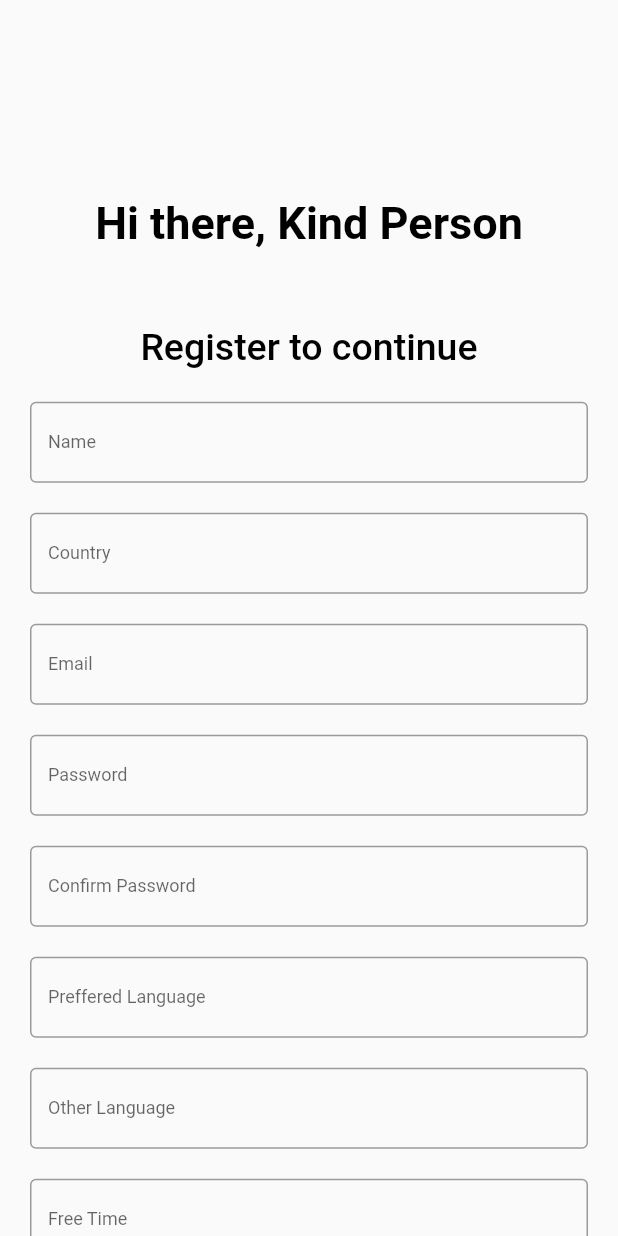
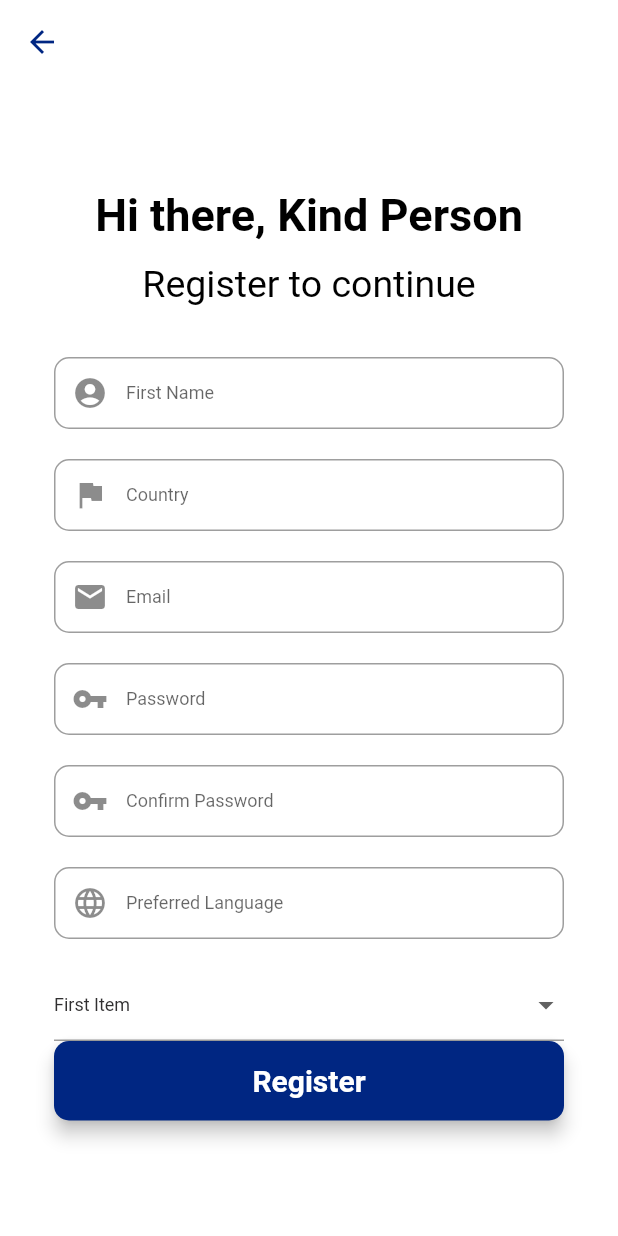
Before and after one commit to therajtiwari/BKind, a Flutter app: the Register screen opened directly, on a phone screen of 412 x 824 dp. Run offline on Flutter 3.47's test engine with Material 2 defaults, Android fonts, the phone set to English and light mode, and no system bars; missing offline and left inert: dart:html.

Commit message:
Register page

```diff
--- a/lib/screens/register.dart
+++ b/lib/screens/register.dart
@@ -1,167 +1,245 @@
+import 'dart:html';
+
 import 'package:flutter/material.dart';
 import '../utils/widget_functions.dart';
 import "../utils/constants.dart";
 
-class Register extends StatelessWidget {
-  const Register({Key? key}) : super(key: key);
+class Register extends StatefulWidget {
+  // const Register({Key? key}) : super(key: key);
 
+  // our form key
+  @override
+  _RegisterState createState() => _RegisterState();
+}
+
+class _RegisterState extends State<Register> {
+  final _formKey = GlobalKey<FormState>();
+
+  final firstNameEditingController = new TextEditingController();
+
+  final countryEditingController = new TextEditingController();
+
+  final emailEditingController = new TextEditingController();
+
+  final passwordEditingController = new TextEditingController();
+
+  final confirmPasswordEditingController = new TextEditingController();
+
+  final languageEditingController = new TextEditingController();
+
+  final timeEditingController = new TextEditingController();
+  dynamic _value = 1;
   @override
   Widget build(BuildContext context) {
     final Size size = MediaQuery.of(context).size;
     double width = MediaQuery.of(context).size.width;
     double height = MediaQuery.of(context).size.height;
+
+    //Name
+    final firstNameField = TextFormField(
+        autofocus: false,
+        controller: firstNameEditingController,
+        keyboardType: TextInputType.name,
+        onSaved: (value) {
+          firstNameEditingController.text = value!;
+        },
+        textInputAction: TextInputAction.next,
+        decoration: InputDecoration(
+          prefixIcon: Icon(Icons.account_circle),
+          contentPadding: EdgeInsets.fromLTRB(20, 15, 20, 15),
+          hintText: "First Name",
+          border: OutlineInputBorder(
+            borderRadius: BorderRadius.circular(10),
+          ),
+        ));
+
+    //country field
+    final countryField = TextFormField(
+        autofocus: false,
+        controller: countryEditingController,
+        keyboardType: TextInputType.name,
+        onSaved: (value) {
+          countryEditingController.text = value!;
+        },
+        textInputAction: TextInputAction.next,
+        decoration: InputDecoration(
+          prefixIcon: Icon(Icons.flag_sharp),
+          contentPadding: EdgeInsets.fromLTRB(20, 15, 20, 15),
+          hintText: "Country",
+          border: OutlineInputBorder(
+            borderRadius: BorderRadius.circular(10),
+          ),
+        ));
+
+    //email field
+    final emailField = TextFormField(
+        autofocus: false,
+        controller: emailEditingController,
+        keyboardType: TextInputType.emailAddress,
+        onSaved: (value) {
+          firstNameEditingController.text = value!;
+        },
+        textInputAction: TextInputAction.next,
+        decoration: InputDecoration(
+          prefixIcon: Icon(Icons.mail),
+          contentPadding: EdgeInsets.fromLTRB(20, 15, 20, 15),
+          hintText: "Email",
+          border: OutlineInputBorder(
+            borderRadius: BorderRadius.circular(10),
+          ),
+        ));
+
+    //password field
+    final passwordField = TextFormField(
+        autofocus: false,
+        controller: passwordEditingController,
+        obscureText: true,
+        onSaved: (value) {
+          firstNameEditingController.text = value!;
+        },
+        textInputAction: TextInputAction.next,
+        decoration: InputDecoration(
+          prefixIcon: Icon(Icons.vpn_key),
+          contentPadding: EdgeInsets.fromLTRB(20, 15, 20, 15),
+          hintText: "Password",
+          border: OutlineInputBorder(
+            borderRadius: BorderRadius.circular(10),
+          ),
+        ));
+
+    //confirm password field
+    final confirmPasswordField = TextFormField(
+        autofocus: false,
+        controller: confirmPasswordEditingController,
+        obscureText: true,
+        onSaved: (value) {
+          confirmPasswordEditingController.text = value!;
+        },
+        textInputAction: TextInputAction.next,
+        decoration: InputDecoration(
+          prefixIcon: Icon(Icons.vpn_key),
+          contentPadding: EdgeInsets.fromLTRB(20, 15, 20, 15),
+          hintText: "Confirm Password",
+          border: OutlineInputBorder(
+            borderRadius: BorderRadius.circular(10),
+          ),
+        ));
+
+    final languageField = TextFormField(
+        autofocus: false,
+        controller: languageEditingController,
+        keyboardType: TextInputType.name,
+        onSaved: (value) {
+          languageEditingController.text = value!;
+        },
+        textInputAction: TextInputAction.done,
+        decoration: InputDecoration(
+          prefixIcon: Icon(Icons.language),
+          contentPadding: EdgeInsets.fromLTRB(20, 15, 20, 15),
+          hintText: "Preferred Language",
+          border: OutlineInputBorder(
+            borderRadius: BorderRadius.circular(10),
+          ),
+        ));
+    final timeField = DropdownButtonFormField(
+      value: _value,
+      items: [
+        DropdownMenuItem(
+          child: Text("First Item"),
+          value: 1,
+        ),
+        DropdownMenuItem(
+          child: Text("Second Item"),
+          value: 2,
+        )
+      ],
+      onChanged: (value) {
+        setState(() {
+          _value = value;
+        });
+      },
+    );
+
+    //signup button
+    final signUpButton = Material(
+      elevation: 5,
+      borderRadius: BorderRadius.circular(10),
+      color: colorDarkBlue,
+      child: MaterialButton(
+          padding: EdgeInsets.fromLTRB(20, 15, 20, 15),
+          minWidth: MediaQuery.of(context).size.width,
+          onPressed: () {},
+          child: Text(
+            "Register",
+            textAlign: TextAlign.center,
+            style: TextStyle(
+                fontSize: 20, color: Colors.white, fontWeight: FontWeight.bold),
+          )),
+    );
+
     return Scaffold(
-      resizeToAvoidBottomInset: false,
-      body: SingleChildScrollView(
+      backgroundColor: Colors.white,
+      appBar: AppBar(
+        backgroundColor: Colors.transparent,
+        elevation: 0,
+        leading: IconButton(
+          icon: Icon(Icons.arrow_back, color: colorDarkBlue),
+          onPressed: () {
+            // passing this to our root
+            Navigator.of(context).pop();
+          },
+        ),
+      ),
+      body: Center(
+        child: SingleChildScrollView(
           child: Container(
-        margin: const EdgeInsets.only(left: 20.0, right: 20.0),
-        child: Center(
+            color: Colors.white,
+            child: Padding(
+              padding: const EdgeInsets.all(36.0),
+              child: Form(
+                key: _formKey,
                 child: Column(
-            mainAxisAlignment: MainAxisAlignment.start,
-            children: [
-              addVerticalSpace(height * 0.15),
-              const Text(
-                'Hi there, Kind Person',
+                  mainAxisAlignment: MainAxisAlignment.center,
+                  crossAxisAlignment: CrossAxisAlignment.center,
+                  children: <Widget>[
+                    SizedBox(
+                        height: 50,
+                        child: Text('Hi there, Kind Person',
                             style: TextStyle(
                                 fontSize: 30,
                                 fontWeight: FontWeight.bold,
-                    color: Colors.black),
-              ),
-              addVerticalSpace(height * 0.05),
-              const Text(
-                'Register to continue',
+                                color: Colors.black))),
+                    SizedBox(
+                        height: 50,
+                        child: Text('Register to continue',
                             style: TextStyle(
                               fontSize: 25,
+                              fontWeight: FontWeight.normal,
                               color: Colors.black,
-                ),
-              ),
-              Column(
-                children: [
-                  Container(
-                    margin: const EdgeInsets.only(top: 20),
-                    child: const TextField(
-                      decoration: InputDecoration(
-                        labelText: 'Name',
-                        border: OutlineInputBorder(),
-                      ),
-                    ),
-                  ),
-                  Container(
-                    margin: const EdgeInsets.only(top: 20),
-                    child: const TextField(
-                      decoration: InputDecoration(
-                        labelText: 'Country',
-                        border: OutlineInputBorder(),
-                      ),
-                    ),
-                  ),
-                  Container(
-                    margin: const EdgeInsets.only(top: 20),
-                    child: const TextField(
-                      decoration: InputDecoration(
-                        labelText: 'Email',
-                        border: OutlineInputBorder(),
-                      ),
-                    ),
-                  ),
-                  Container(
-                    margin: const EdgeInsets.only(top: 20),
-                    child: const TextField(
-                      decoration: InputDecoration(
-                        labelText: 'Password',
-                        border: OutlineInputBorder(),
-                      ),
-                    ),
-                  ),
-                  Container(
-                    margin: const EdgeInsets.only(top: 20),
-                    child: const TextField(
-                      decoration: InputDecoration(
-                        labelText: 'Confirm Password',
-                        border: OutlineInputBorder(),
-                      ),
-                    ),
-                  ),
-                  Container(
-                    margin: const EdgeInsets.only(top: 20),
-                    child: const TextField(
-                      decoration: InputDecoration(
-                        labelText: 'Preffered Language',
-                        border: OutlineInputBorder(),
-                      ),
-                    ),
-                  ),
-                  Container(
-                    margin: const EdgeInsets.only(top: 20),
-                    child: const TextField(
-                      decoration: InputDecoration(
-                        labelText: 'Other Language',
-                        border: OutlineInputBorder(),
-                      ),
-                    ),
-                  ),
-                  Container(
-                    // margin: const EdgeInsets.only(top: 20),
-                    margin: const EdgeInsets.only(top: 20),
-                    child: const TextField(
-                      decoration: InputDecoration(
-                        labelText: 'Free Time',
-                        border: OutlineInputBorder(),
-                      ),
-                    ),
-                  ),
-                  addVerticalSpace(30),
-                  SizedBox(
-                    child: ElevatedButton(
-                      style: ElevatedButton.styleFrom(
-                        primary: colorDarkBlue,
-                        onPrimary: Colors.white,
-                        // minimumSize: const Size(350, 50),
-                        minimumSize: const Size.fromHeight(60),
-                        shape: RoundedRectangleBorder(
-                          borderRadius: BorderRadius.circular(5),
-                        ), //////// HERE
-                      ),
-                      onPressed: () {
-                        Navigator.pushNamed(context, 'auth/auth/post');
-                      },
-                      child: const Text(
-                        'Register',
-                        style: TextStyle(
-                          fontSize: 20,
+                            ))),
+                    SizedBox(height: 20),
+                    firstNameField,
+                    SizedBox(height: 20),
+                    countryField,
+                    SizedBox(height: 20),
+                    emailField,
+                    SizedBox(height: 20),
+                    passwordField,
+                    SizedBox(height: 20),
+                    confirmPasswordField,
+                    SizedBox(height: 20),
+                    languageField,
+                    SizedBox(height: 20),
+                    timeField,
+                    signUpButton,
+                    SizedBox(height: 15),
+                  ],
                 ),
               ),
             ),
           ),
-                  addVerticalSpace(20),
-
-                  // padding: const EdgeInsets.only(right: 20.0),
-                  SizedBox(
-                    // add margin
-
-                    width: double.infinity,
-                    child: InkWell(
-                      onTap: () {
-                        Navigator.pushNamed(context, "/auth/register");
-                      },
-                      child: const Text(
-                        "Login",
-                        textAlign: TextAlign.right,
-                        style: TextStyle(
-                          fontSize: 18,
-                          color: Colors.black,
         ),
       ),
-                    ),
-                  ),
-
-                  addVerticalSpace(30),
-                ],
-              )
-            ],
-          ),
-        ),
-      )),
     );
   }
 }
```
Lines whose indentation alone changed are shown as unchanged.
